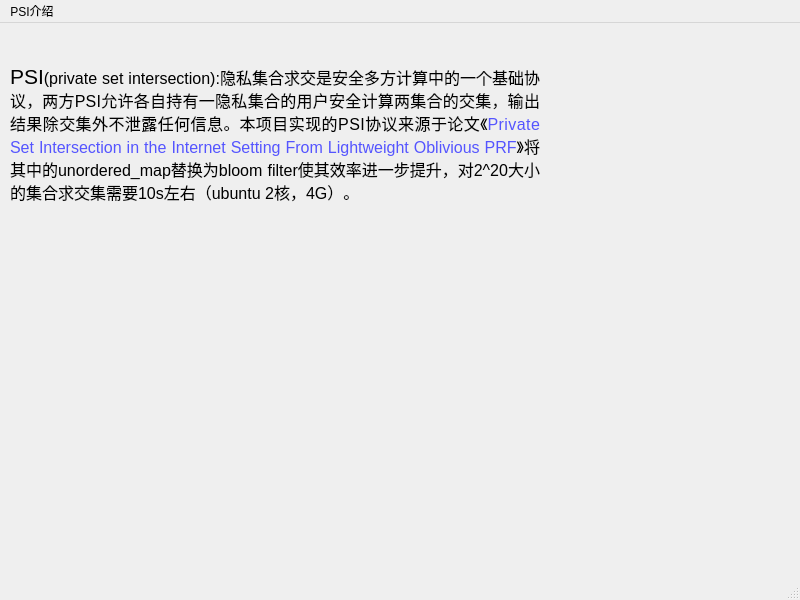
The window that src/frontend/cpp/page8.ui (xiansongq/privacy_computing) describes before a commit, drawn with Qt 5.
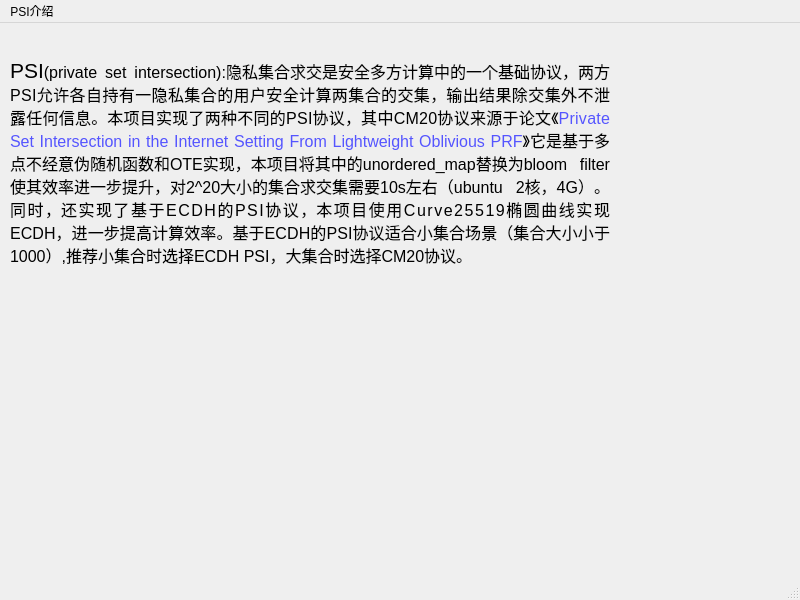
The same window after the commit.

Patch:
```diff
--- a/src/frontend/cpp/page8.ui
+++ b/src/frontend/cpp/page8.ui
@@ -18,9 +18,9 @@
     <property name="geometry">
      <rect>
       <x>10</x>
-      <y>5</y>
-      <width>530</width>
-      <height>212</height>
+      <y>20</y>
+      <width>600</width>
+      <height>240</height>
      </rect>
     </property>
     <property name="acceptDrops">
@@ -34,7 +34,7 @@
 &lt;html&gt;&lt;head&gt;&lt;meta name=&quot;qrichtext&quot; content=&quot;1&quot; /&gt;&lt;style type=&quot;text/css&quot;&gt;
 p, li { white-space: pre-wrap; }
 &lt;/style&gt;&lt;/head&gt;&lt;body style=&quot; font-family:'DejaVu Sans'; font-size:12pt; font-weight:400; font-style:normal;&quot;&gt;
-&lt;p align=&quot;justify&quot; style=&quot; margin-top:12px; margin-bottom:12px; margin-left:0px; margin-right:0px; -qt-block-indent:0; text-indent:0px;&quot;&gt;&lt;span style=&quot; font-size:16pt;&quot;&gt;PSI&lt;/span&gt;(private set intersection):隐私集合求交是安全多方计算中的一个基础协议，两方PSI允许各自持有一隐私集合的用户安全计算两集合的交集，输出结果除交集外不泄露任何信息。本项目实现的PSI协议来源于论文《&lt;span style=&quot; color:#5555ff;&quot;&gt;Private Set Intersection in the Internet Setting From Lightweight Oblivious PRF&lt;/span&gt;》将其中的unordered_map替换为bloom filter使其效率进一步提升，对2^20大小的集合求交集需要10s左右（ubuntu 2核，4G）。 &lt;/p&gt;&lt;/body&gt;&lt;/html&gt;</string>
+&lt;p align=&quot;justify&quot; style=&quot; margin-top:12px; margin-bottom:12px; margin-left:0px; margin-right:0px; -qt-block-indent:0; text-indent:0px;&quot;&gt;&lt;span style=&quot; font-size:16pt;&quot;&gt;PSI&lt;/span&gt;(private set intersection):隐私集合求交是安全多方计算中的一个基础协议，两方PSI允许各自持有一隐私集合的用户安全计算两集合的交集，输出结果除交集外不泄露任何信息。本项目实现了两种不同的PSI协议，其中CM20协议来源于论文《&lt;span style=&quot; color:#5555ff;&quot;&gt;Private Set Intersection in the Internet Setting From Lightweight Oblivious PRF&lt;/span&gt;》它是基于多点不经意伪随机函数和OTE实现，本项目将其中的unordered_map替换为bloom filter使其效率进一步提升，对2^20大小的集合求交集需要10s左右（ubuntu 2核，4G）。同时，还实现了基于ECDH的PSI协议，本项目使用Curve25519椭圆曲线实现ECDH，进一步提高计算效率。基于ECDH的PSI协议适合小集合场景（集合大小小于1000）,推荐小集合时选择ECDH PSI，大集合时选择CM20协议。 &lt;/p&gt;&lt;/body&gt;&lt;/html&gt;</string>
     </property>
     <property name="scaledContents">
      <bool>false</bool>
```
